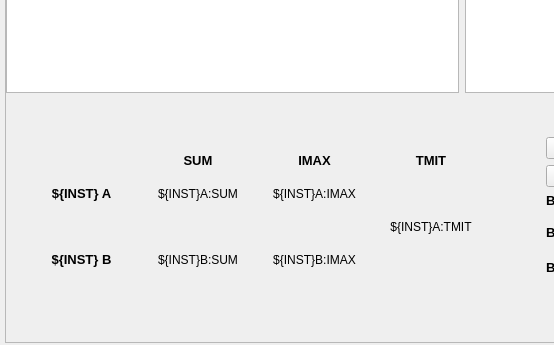
The window that blenApp/ui/blen_waveforms.ui (slaclab/BunchLengthMonitor) describes before a commit, drawn with Qt 5; both pictures show x 0 to 554 and y 456 to 801 of the 931 by 801 pixel window.
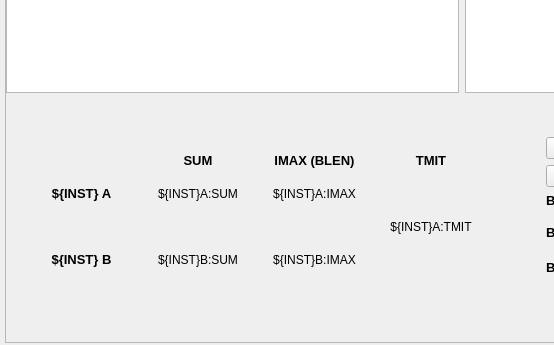
The same window after the commit. Custom widgets are drawn as their Qt base class.

Commit message: ENH: blen labels on imax

The edit to the form file:
```diff
--- a/blenApp/ui/blen_waveforms.ui
+++ b/blenApp/ui/blen_waveforms.ui
@@ -806,7 +806,7 @@
            <enum>QFrame::NoFrame</enum>
           </property>
           <property name="text">
-           <string>IMAX</string>
+           <string>IMAX (BLEN)</string>
           </property>
           <property name="alignment">
            <set>Qt::AlignCenter</set>
```
The commit also changes 3 other files.
